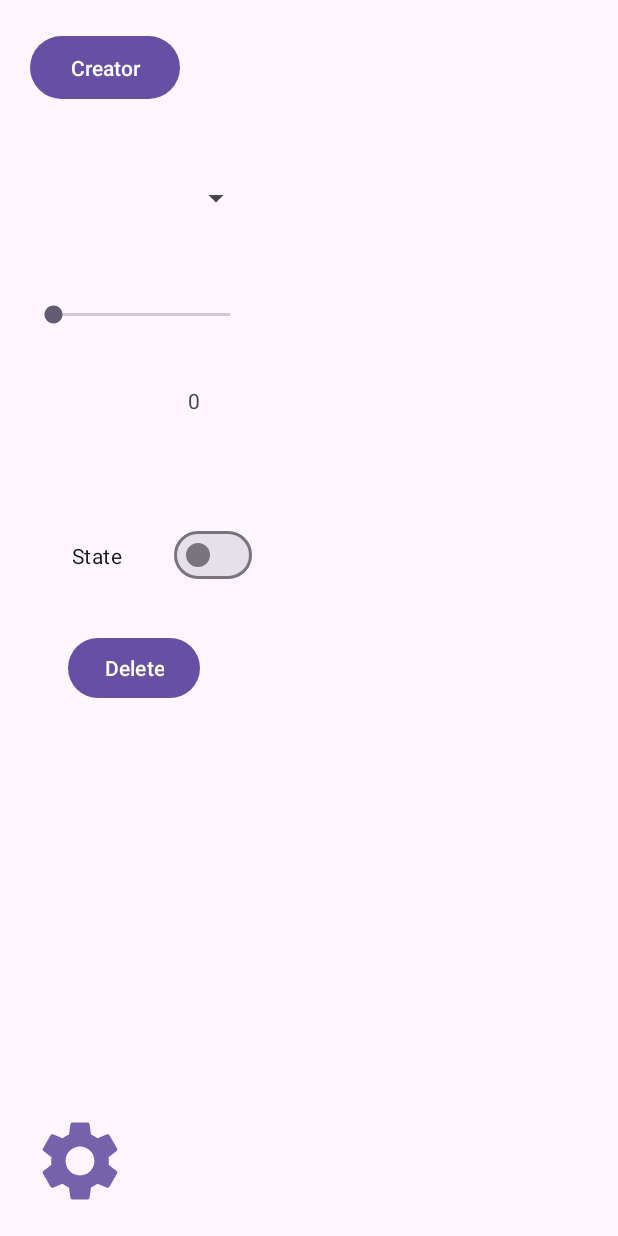
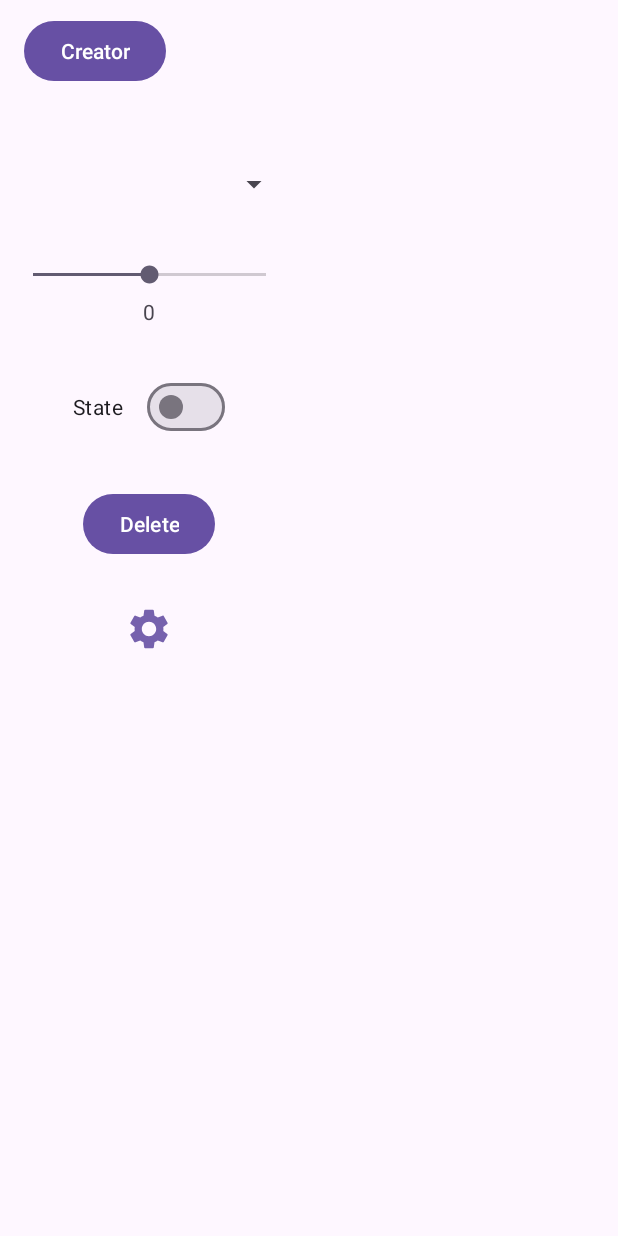
Before and after one commit to DoctorProf/LightControl, an Android app: the layout activity_main.xml on its own in the app's theme, with its tools: preview values and no code run, on a phone screen of 412 x 824 dp. Run offline under Robolectric (Android 15) with nearby library versions, the phone set to English and light mode, and no system bars.

Commit message:
mobile start

```diff
--- a/Mobile/app/build.gradle.kts
+++ b/Mobile/app/build.gradle.kts
@@ -46,6 +46,7 @@ dependencies {
     implementation(libs.androidx.activity)
     implementation(libs.androidx.constraintlayout)
     implementation(libs.retrofit)
+    implementation(libs.converter.gson)
     testImplementation(libs.junit)
     androidTestImplementation(libs.androidx.junit)
     androidTestImplementation(libs.androidx.espresso.core)
--- a/Mobile/app/src/main/AndroidManifest.xml
+++ b/Mobile/app/src/main/AndroidManifest.xml
@@ -1,6 +1,8 @@
 <?xml version="1.0" encoding="utf-8"?>
 <manifest xmlns:android="http://schemas.android.com/apk/res/android"
-    xmlns:tools="http://schemas.android.com/tools">
+    xmlns:tools="http://schemas.android.com/tools"
+    >
+    <uses-permission android:name="android.permission.INTERNET"/>
 
     <application
         android:allowBackup="true"
--- /dev/null
+++ b/Mobile/app/src/main/java/com/example/mobile/retrofit/dto/Modes.kt
@@ -0,0 +1,5 @@
+package com.example.mobile.retrofit.dto
+
+data class Modes (
+    val modes : List<Mode>
+)
--- /dev/null
+++ b/Mobile/app/src/main/java/com/example/mobile/retrofit/dto/Options.kt
@@ -0,0 +1,5 @@
+package com.example.mobile.retrofit.dto
+
+data class Options (
+    val color : String
+)
--- /dev/null
+++ b/Mobile/app/src/main/java/com/example/mobile/retrofit/dto/Response.kt
@@ -0,0 +1,6 @@
+package com.example.mobile.retrofit.dto
+
+data class Response (
+    val status : String,
+    val description : String
+)
--- a/Mobile/app/src/main/res/drawable/settings.xml
+++ b/Mobile/app/src/main/res/drawable/settings.xml
@@ -1,5 +1,5 @@
-<vector xmlns:android="http://schemas.android.com/apk/res/android" android:alpha="0.9" android:height="32dp" android:tint="#000000" android:viewportHeight="24" android:viewportWidth="24" android:width="32dp">
+<vector xmlns:android="http://schemas.android.com/apk/res/android" android:alpha="0.9" android:height="24dp" android:tint="#000000" android:viewportHeight="24" android:viewportWidth="24" android:width="24dp">
 
-    <path android:fillColor="@color/background" android:pathData="M19.14,12.94c0.04,-0.3 0.06,-0.61 0.06,-0.94c0,-0.32 -0.02,-0.64 -0.07,-0.94l2.03,-1.58c0.18,-0.14 0.23,-0.41 0.12,-0.61l-1.92,-3.32c-0.12,-0.22 -0.37,-0.29 -0.59,-0.22l-2.39,0.96c-0.5,-0.38 -1.03,-0.7 -1.62,-0.94L14.4,2.81c-0.04,-0.24 -0.24,-0.41 -0.48,-0.41h-3.84c-0.24,0 -0.43,0.17 -0.47,0.41L9.25,5.35C8.66,5.59 8.12,5.92 7.63,6.29L5.24,5.33c-0.22,-0.08 -0.47,0 -0.59,0.22L2.74,8.87C2.62,9.08 2.66,9.34 2.86,9.48l2.03,1.58C4.84,11.36 4.8,11.69 4.8,12s0.02,0.64 0.07,0.94l-2.03,1.58c-0.18,0.14 -0.23,0.41 -0.12,0.61l1.92,3.32c0.12,0.22 0.37,0.29 0.59,0.22l2.39,-0.96c0.5,0.38 1.03,0.7 1.62,0.94l0.36,2.54c0.05,0.24 0.24,0.41 0.48,0.41h3.84c0.24,0 0.44,-0.17 0.47,-0.41l0.36,-2.54c0.59,-0.24 1.13,-0.56 1.62,-0.94l2.39,0.96c0.22,0.08 0.47,0 0.59,-0.22l1.92,-3.32c0.12,-0.22 0.07,-0.47 -0.12,-0.61L19.14,12.94zM12,15.6c-1.98,0 -3.6,-1.62 -3.6,-3.6s1.62,-3.6 3.6,-3.6s3.6,1.62 3.6,3.6S13.98,15.6 12,15.6z"/>
+    <path android:fillColor="@android:color/white" android:pathData="M19.14,12.94c0.04,-0.3 0.06,-0.61 0.06,-0.94c0,-0.32 -0.02,-0.64 -0.07,-0.94l2.03,-1.58c0.18,-0.14 0.23,-0.41 0.12,-0.61l-1.92,-3.32c-0.12,-0.22 -0.37,-0.29 -0.59,-0.22l-2.39,0.96c-0.5,-0.38 -1.03,-0.7 -1.62,-0.94L14.4,2.81c-0.04,-0.24 -0.24,-0.41 -0.48,-0.41h-3.84c-0.24,0 -0.43,0.17 -0.47,0.41L9.25,5.35C8.66,5.59 8.12,5.92 7.63,6.29L5.24,5.33c-0.22,-0.08 -0.47,0 -0.59,0.22L2.74,8.87C2.62,9.08 2.66,9.34 2.86,9.48l2.03,1.58C4.84,11.36 4.8,11.69 4.8,12s0.02,0.64 0.07,0.94l-2.03,1.58c-0.18,0.14 -0.23,0.41 -0.12,0.61l1.92,3.32c0.12,0.22 0.37,0.29 0.59,0.22l2.39,-0.96c0.5,0.38 1.03,0.7 1.62,0.94l0.36,2.54c0.05,0.24 0.24,0.41 0.48,0.41h3.84c0.24,0 0.44,-0.17 0.47,-0.41l0.36,-2.54c0.59,-0.24 1.13,-0.56 1.62,-0.94l2.39,0.96c0.22,0.08 0.47,0 0.59,-0.22l1.92,-3.32c0.12,-0.22 0.07,-0.47 -0.12,-0.61L19.14,12.94zM12,15.6c-1.98,0 -3.6,-1.62 -3.6,-3.6s1.62,-3.6 3.6,-3.6s3.6,1.62 3.6,3.6S13.98,15.6 12,15.6z"/>
 
 </vector>
--- a/Mobile/app/src/main/res/layout/activity_main.xml
+++ b/Mobile/app/src/main/res/layout/activity_main.xml
@@ -5,87 +5,89 @@
     android:id="@+id/main"
     android:layout_width="match_parent"
     android:layout_height="match_parent"
-    tools:context=".MainActivity">
+    tools:context=".MainActivity"
+    android:layout_weight="2">
+
+    <LinearLayout
+        android:id="@+id/view1"
+        android:layout_width="187dp"
+        android:layout_height="match_parent"
+        android:orientation="vertical"
+        app:layout_constraintStart_toStartOf="parent"
+        app:layout_constraintEnd_toStartOf="@+id/view2"
+        app:layout_constraintWidth_percent="0.5"
+        app:layout_constraintBottom_toBottomOf="parent"
+        app:layout_constraintEnd_toEndOf="parent"
+        app:layout_constraintHorizontal_bias="0.0"
+        app:layout_constraintTop_toTopOf="parent">
 
         <Button
             android:id="@+id/creator"
-        android:layout_width="100dp"
-        android:layout_height="50dp"
-        android:layout_marginStart="20dp"
-        android:layout_marginTop="20dp"
-        android:text="@string/creator"
-        app:layout_constraintStart_toStartOf="parent"
-        app:layout_constraintTop_toTopOf="parent" />
-
-    <Button
-        android:id="@+id/settings"
-        android:layout_width="64dp"
-        android:layout_height="64dp"
-        android:background="@drawable/settings"
-        android:text="@string/clear"
-        app:layout_constraintBottom_toBottomOf="parent"
-        app:layout_constraintEnd_toEndOf="parent"
-        app:layout_constraintHorizontal_bias="0.061"
-        app:layout_constraintStart_toStartOf="parent"
-        app:layout_constraintTop_toTopOf="parent"
-        app:layout_constraintVertical_bias="0.976" />
+            android:layout_width="wrap_content"
+            android:layout_height="wrap_content"
+            android:layout_gravity="start"
+            android:layout_margin="10dp"
+            android:text="@string/creator" />
 
         <Spinner
             android:id="@+id/modes"
-        android:layout_width="150dp"
+            android:layout_width="match_parent"
             android:layout_height="50dp"
-        app:layout_constraintBottom_toBottomOf="parent"
-        app:layout_constraintEnd_toEndOf="parent"
-        app:layout_constraintHorizontal_bias="0.069"
-        app:layout_constraintStart_toStartOf="parent"
-        app:layout_constraintTop_toTopOf="parent"
-        app:layout_constraintVertical_bias="0.139" />
+            android:layout_marginTop="30dp"/>
 
         <SeekBar
             android:id="@+id/brightness"
-        android:layout_width="150dp"
+            android:layout_width="match_parent"
+            android:layout_gravity="center"
             android:layout_height="30dp"
-        app:layout_constraintBottom_toBottomOf="parent"
-        app:layout_constraintEnd_toEndOf="parent"
-        app:layout_constraintHorizontal_bias="0.075"
-        app:layout_constraintStart_toStartOf="parent"
-        app:layout_constraintTop_toTopOf="parent"
-        app:layout_constraintVertical_bias="0.245" />
+            android:layout_marginTop="20dp"
+            android:max="255"
+            android:min="0"
+            android:progress="128"/>
+
+        <TextView
+            android:id="@+id/brightness_value"
+            android:layout_width="wrap_content"
+            android:layout_height="wrap_content"
+            android:layout_gravity="center"
+            android:text="@string/brightness" />
+
+        <com.google.android.material.materialswitch.MaterialSwitch
+            android:id="@+id/state"
+            android:layout_width="wrap_content"
+            android:layout_height="wrap_content"
+            android:layout_gravity="center"
+            android:layout_marginTop="30dp"
+            android:text="@string/state" />
 
         <Button
             android:id="@+id/delete"
             android:layout_width="wrap_content"
             android:layout_height="wrap_content"
-        android:text="@string/delete"
+            android:layout_gravity="center"
+            android:layout_marginTop="30dp"
+            android:text="@string/delete" />
+
+        <Button
+            android:id="@+id/settings"
+            android:layout_width="32dp"
+            android:layout_height="32dp"
+            android:layout_gravity="center"
+            android:layout_marginTop="30dp"
+            android:background="@drawable/settings"
+            android:text="@string/clear" />
+    </LinearLayout>
+
+    <LinearLayout
+        android:id="@+id/view2"
+        android:layout_width="0dp"
+        android:layout_height="match_parent"
+        app:layout_constraintStart_toEndOf="@+id/view1"
+        app:layout_constraintEnd_toEndOf="parent"
+        app:layout_constraintWidth_percent="0.5"
+        android:orientation="vertical"
         app:layout_constraintBottom_toBottomOf="parent"
-        app:layout_constraintEnd_toEndOf="parent"
-        app:layout_constraintHorizontal_bias="0.139"
-        app:layout_constraintStart_toStartOf="parent"
-        app:layout_constraintTop_toTopOf="parent"
-        app:layout_constraintVertical_bias="0.543" />
+        app:layout_constraintTop_toTopOf="parent">
 
-    <TextView
-        android:id="@+id/textView"
-        android:layout_width="wrap_content"
-        android:layout_height="wrap_content"
-        android:text="@string/brightness"
-        app:layout_constraintBottom_toBottomOf="parent"
-        app:layout_constraintEnd_toEndOf="parent"
-        app:layout_constraintHorizontal_bias="0.311"
-        app:layout_constraintStart_toStartOf="parent"
-        app:layout_constraintTop_toTopOf="parent"
-        app:layout_constraintVertical_bias="0.32" />
-
-    <com.google.android.material.materialswitch.MaterialSwitch
-        android:id="@+id/switch1"
-        android:layout_width="120dp"
-        android:layout_height="50dp"
-        android:text="@string/state"
-        app:layout_constraintBottom_toBottomOf="parent"
-        app:layout_constraintEnd_toEndOf="parent"
-        app:layout_constraintHorizontal_bias="0.165"
-        app:layout_constraintStart_toStartOf="parent"
-        app:layout_constraintTop_toTopOf="parent"
-        app:layout_constraintVertical_bias="0.446" />
-
+    </LinearLayout>
 </androidx.constraintlayout.widget.ConstraintLayout>
--- a/Mobile/gradle/libs.versions.toml
+++ b/Mobile/gradle/libs.versions.toml
@@ -10,6 +10,7 @@ material = "1.12.0"
 activity = "1.9.3"
 constraintlayout = "2.1.4"
 retrofit = "2.11.0"
+converterGson = "2.11.0"
 
 [libraries]
 androidx-core-ktx = { group = "androidx.core", name = "core-ktx", version.ref = "coreKtx" }
@@ -21,6 +22,7 @@ material = { group = "com.google.android.material", name = "material", version.r
 androidx-activity = { group = "androidx.activity", name = "activity", version.ref = "activity" }
 androidx-constraintlayout = { group = "androidx.constraintlayout", name = "constraintlayout", version.ref = "constraintlayout" }
 retrofit = { group = "com.squareup.retrofit2", name = "retrofit", version.ref = "retrofit" }
+converter-gson = { group = "com.squareup.retrofit2", name = "converter-gson", version.ref = "converterGson" }
 
 [plugins]
 android-application = { id = "com.android.application", version.ref = "agp" }
```
Also changed, not shown: Mobile/app/src/main/java/com/example/mobile/MainActivity.kt (+26 -5 lines), Mobile/app/src/main/java/com/example/mobile/retrofit/ApiService.kt (added, +32 -0 lines), Mobile/app/src/main/java/com/example/mobile/retrofit/dto/Mode.kt (added, +8 -0 lines), Mobile/app/src/main/java/com/example/mobile/retrofit/dto/Settings.kt (added, +7 -0 lines), 2 other files. Lines whose indentation alone changed are shown as unchanged.
